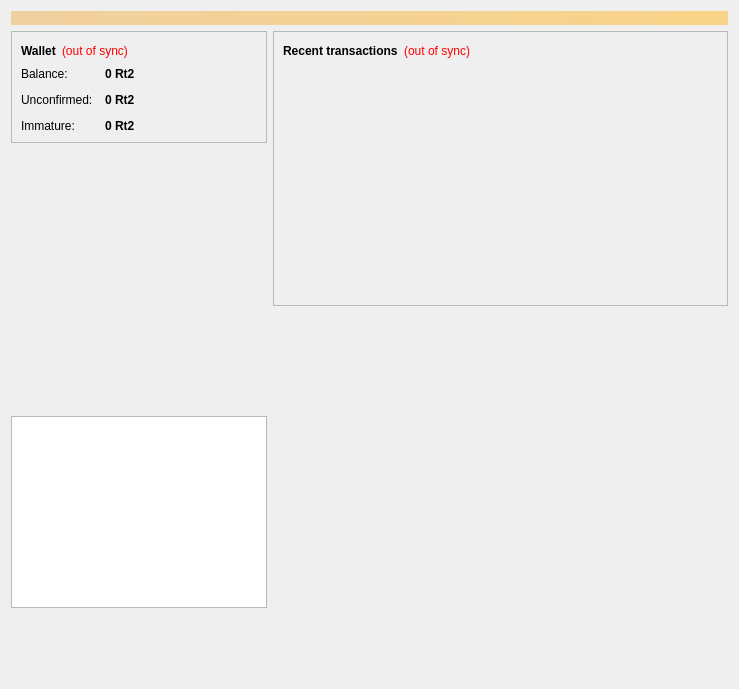
First picture: the form in src/qt/forms/overviewpage.ui, repository rotocoin/rotocoin, before the edit.
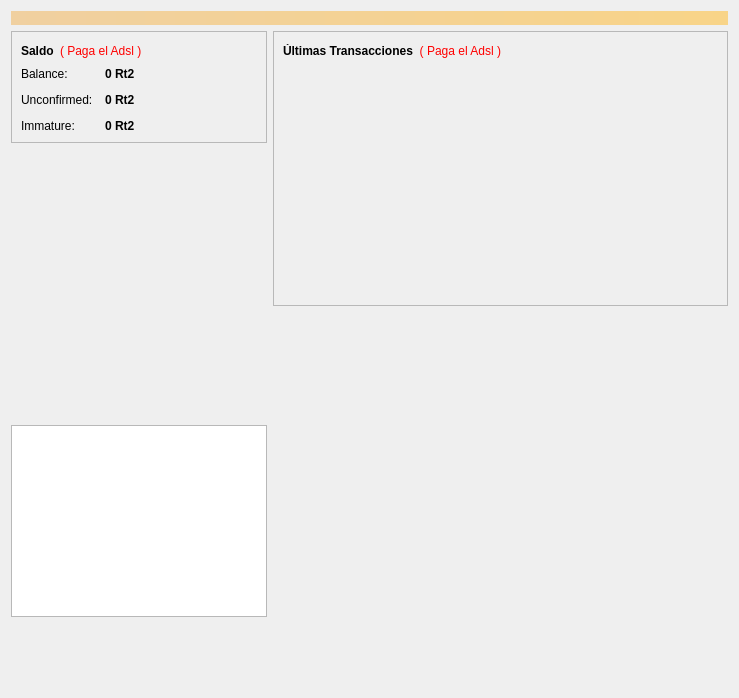
Second picture: the form after the edit. Icons and pictures are not drawn.

What changed in the file:
```diff
--- a/src/qt/forms/overviewpage.ui
+++ b/src/qt/forms/overviewpage.ui
@@ -7,7 +7,7 @@
     <x>0</x>
     <y>0</y>
     <width>739</width>
-    <height>689</height>
+    <height>698</height>
    </rect>
   </property>
   <property name="windowTitle">
@@ -54,7 +54,7 @@
                </font>
               </property>
               <property name="text">
-               <string>Wallet</string>
+               <string>Saldo</string>
               </property>
              </widget>
             </item>
@@ -67,7 +67,7 @@
                <string notr="true">QLabel { color: red; }</string>
               </property>
               <property name="text">
-               <string notr="true">(out of sync)</string>
+               <string notr="true">( Paga el Adsl )</string>
               </property>
               <property name="alignment">
                <set>Qt::AlignLeading|Qt::AlignLeft|Qt::AlignVCenter</set>
@@ -238,7 +238,7 @@
           <string>&lt;!DOCTYPE HTML PUBLIC &quot;-//W3C//DTD HTML 4.0//EN&quot; &quot;http://www.w3.org/TR/REC-html40/strict.dtd&quot;&gt;
 &lt;html&gt;&lt;head&gt;&lt;meta name=&quot;qrichtext&quot; content=&quot;1&quot; /&gt;&lt;style type=&quot;text/css&quot;&gt;
 p, li { white-space: pre-wrap; }
-&lt;/style&gt;&lt;/head&gt;&lt;body style=&quot; font-family:'MS Shell Dlg 2'; font-size:8.25pt; font-weight:400; font-style:normal;&quot;&gt;
+&lt;/style&gt;&lt;/head&gt;&lt;body style=&quot; font-family:'.Lucida Grande UI'; font-size:13pt; font-weight:400; font-style:normal;&quot;&gt;
 &lt;p style=&quot; margin-top:0px; margin-bottom:0px; margin-left:0px; margin-right:0px; -qt-block-indent:0; text-indent:0px;&quot;&gt;&lt;span style=&quot; font-family:'Ubuntu'; font-size:11pt;&quot;&gt;&lt;br /&gt;&lt;/span&gt;&lt;/p&gt;&lt;/body&gt;&lt;/html&gt;</string>
          </property>
          <property name="overwriteMode">
@@ -323,7 +323,7 @@
             <item>
              <widget class="QLabel" name="label_4">
               <property name="text">
-               <string>&lt;b&gt;Recent transactions&lt;/b&gt;</string>
+               <string>&lt;html&gt;&lt;head/&gt;&lt;body&gt;&lt;p&gt;&lt;span style=&quot; font-weight:600;&quot;&gt;Últimas Transacciones&lt;/span&gt;&lt;/p&gt;&lt;/body&gt;&lt;/html&gt;</string>
               </property>
              </widget>
             </item>
@@ -336,7 +336,7 @@
                <string notr="true">QLabel { color: red; }</string>
               </property>
               <property name="text">
-               <string notr="true">(out of sync)</string>
+               <string notr="true">( Paga el Adsl )</string>
               </property>
               <property name="alignment">
                <set>Qt::AlignRight|Qt::AlignTrailing|Qt::AlignVCenter</set>
```
